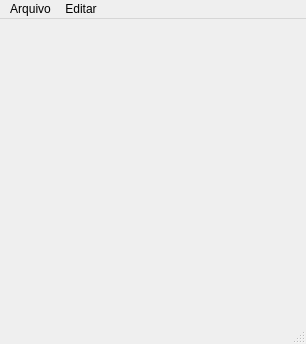
The window that QT_Creator_CPP/Aula_QT_17/mainwindow.ui (maledicente/cursos) describes before a commit, drawn with Qt 5.
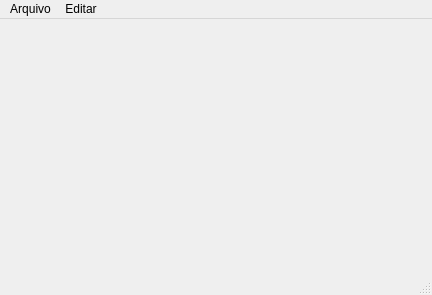
The same window after the commit. Icons and pictures are not drawn.

The edit to the form file:
```diff
--- a/QT_Creator_CPP/Aula_QT_17/mainwindow.ui
+++ b/QT_Creator_CPP/Aula_QT_17/mainwindow.ui
@@ -6,8 +6,8 @@
    <rect>
     <x>0</x>
     <y>0</y>
-    <width>306</width>
-    <height>344</height>
+    <width>432</width>
+    <height>295</height>
    </rect>
   </property>
   <property name="windowTitle">
@@ -19,7 +19,7 @@
     <rect>
      <x>0</x>
      <y>0</y>
-     <width>306</width>
+     <width>432</width>
      <height>21</height>
     </rect>
    </property>
```
Left out of the diff: 36 changed lines with no effect on the pictures.
